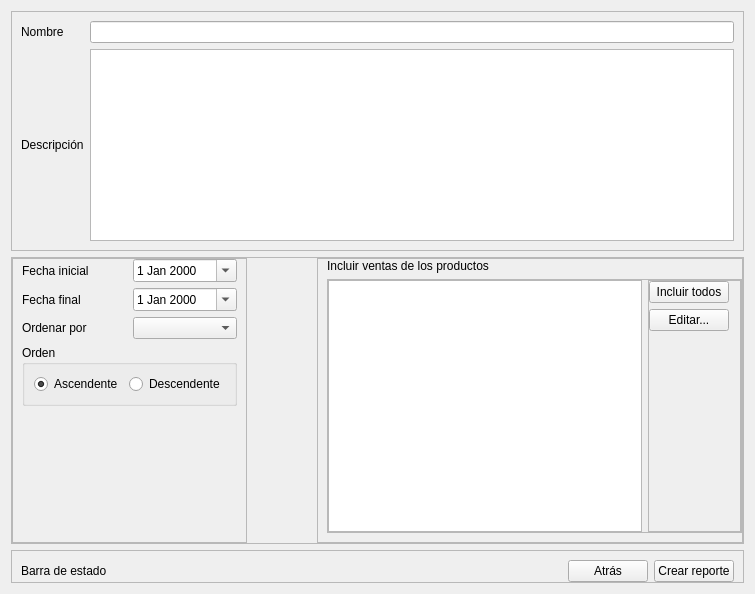
First picture: the form in view/ui/custom_sale_report.ui, repository R0land013/blue-pos, before the edit.
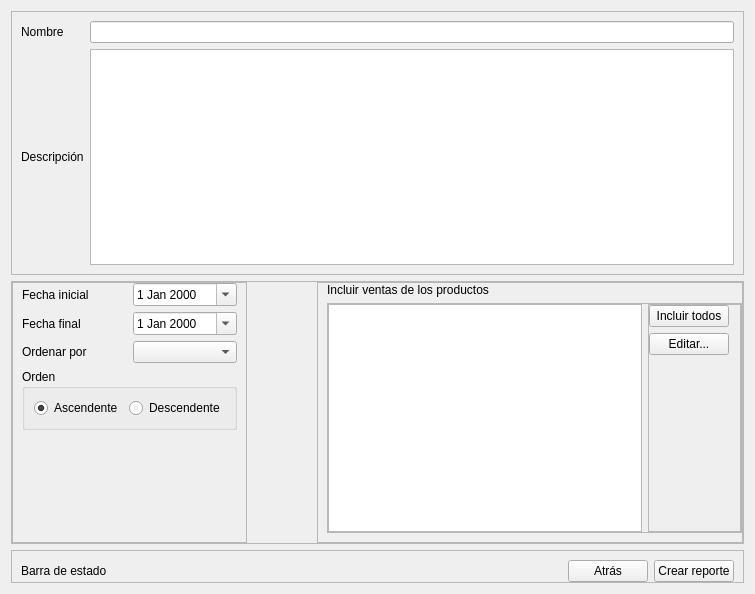
Second picture: the form after the edit.

Commit message: Feat: Configurados los campos de nombre, descripción, fecha inicial, fecha final, ordenar por y orden de la vista de reporte personalizado

```diff
--- a/view/ui/custom_sale_report.ui
+++ b/view/ui/custom_sale_report.ui
@@ -41,14 +41,7 @@
        </widget>
       </item>
       <item row="1" column="1">
-       <widget class="QTextEdit" name="description_text_edit">
-        <property name="sizePolicy">
-         <sizepolicy hsizetype="Expanding" vsizetype="Minimum">
-          <horstretch>0</horstretch>
-          <verstretch>0</verstretch>
-         </sizepolicy>
-        </property>
-       </widget>
+       <widget class="QPlainTextEdit" name="description_plain_text_edit"/>
       </item>
      </layout>
     </widget>
```
The commit also changes 2 other files.
